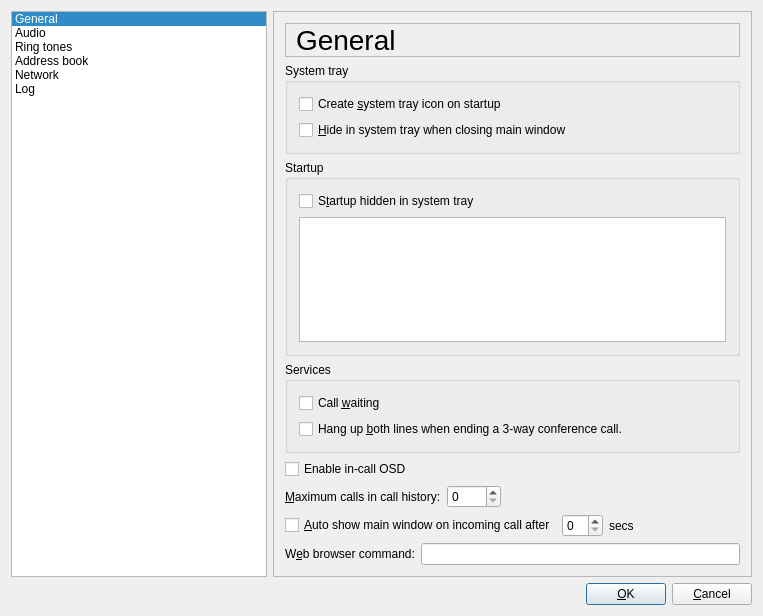
Before: the Qt Designer form src/gui/syssettingsform.ui in LubosD/twinkle, drawn with Qt 5.
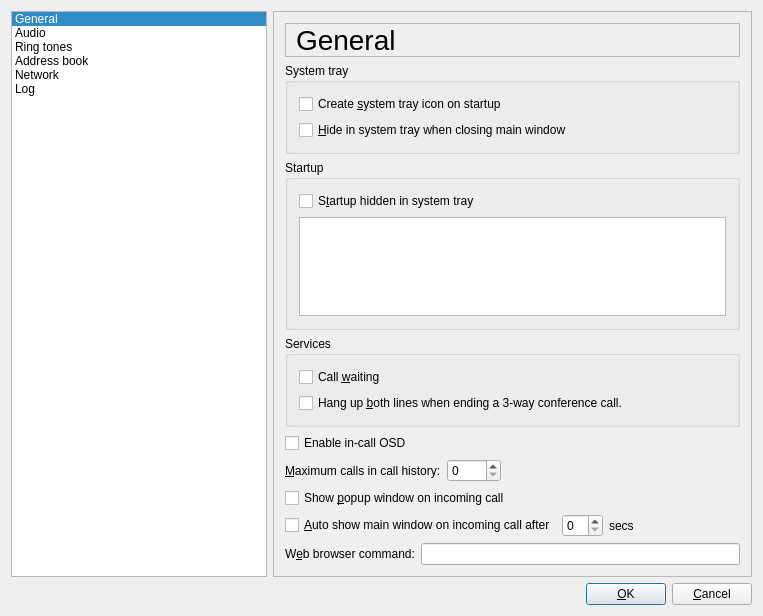
After: the same form once the commit is applied. Icons and pictures are not drawn.

Commit message:
Add configuration option to disable incoming call popup window
Closes #126

Patch:
```diff
--- a/src/gui/syssettingsform.ui
+++ b/src/gui/syssettingsform.ui
@@ -890,6 +890,19 @@
         </layout>
        </item>
        <item row="6" column="0">
+        <widget class="QCheckBox" name="incomingPopupCheckBox">
+         <property name="whatsThis">
+          <string>Display a popup window with "Answer" and "Reject" buttons on an incoming call.</string>
+         </property>
+         <property name="text">
+          <string>Show &amp;popup window on incoming call</string>
+         </property>
+         <property name="shortcut">
+          <string>Alt+P</string>
+         </property>
+        </widget>
+       </item>
+       <item row="7" column="0">
         <layout class="QHBoxLayout">
          <item>
           <widget class="QCheckBox" name="autoShowCheckBox">
@@ -942,7 +955,7 @@
          </item>
         </layout>
        </item>
-       <item row="7" column="0">
+       <item row="8" column="0">
         <layout class="QHBoxLayout">
          <item>
           <widget class="QLabel" name="browserTextLabel">
```
The commit also changes 4 other files.
